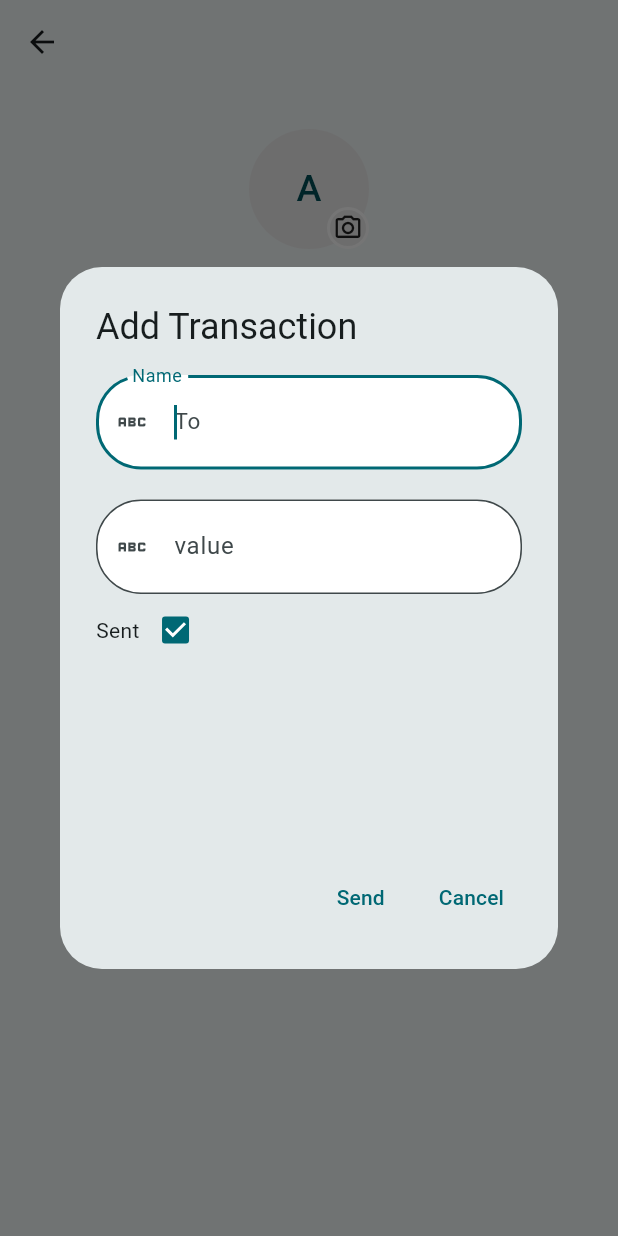
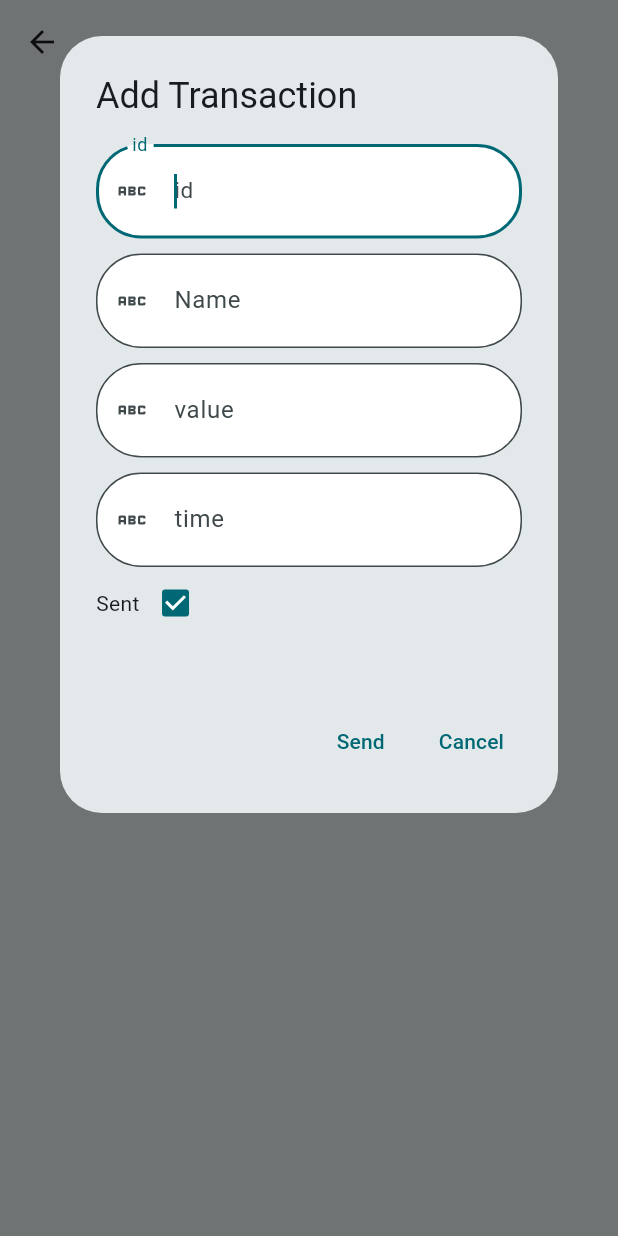
Before and after one commit to asamiiii/wise_clone, a Flutter app: the EditProfile screen opened directly, after a tap on "Add Transaction", on a phone screen of 412 x 824 dp. Run offline on Flutter 3.47's test engine with Material 3 defaults, Android fonts, the phone set to English and light mode, and no system bars; our stand-ins replace flutter_datetime_picker_plus, hexcolor, image_picker, toggle_switch; missing offline and left inert: dart:ffi.

Commit message:
id and time

```diff
--- a/lib/screens/edit_profile.dart
+++ b/lib/screens/edit_profile.dart
@@ -1,4 +1,8 @@
+import 'dart:ffi';
+
 import 'package:flutter/material.dart';
+import 'package:flutter_datetime_picker_plus/flutter_datetime_picker_plus.dart';
+import 'package:intl/intl.dart';
 import 'package:wise_clone/screens/home.dart';
 import 'package:wise_clone/screens/main_view.dart';
 import 'package:wise_clone/screens/settings.dart';
@@ -13,10 +17,9 @@ class EditProfile extends StatefulWidget {
 }
 
 class _EditProfileState extends State<EditProfile> {
-  bool? sent =true;
+  bool? sent = true;
   @override
   Widget build(BuildContext context) {
-
     return Scaffold(
       appBar: AppBar(),
       body: SingleChildScrollView(
@@ -83,7 +86,8 @@ class _EditProfileState extends State<EditProfile> {
               ),
               Text(
                 userName ?? '',
-                style: const TextStyle(fontSize: 20, fontWeight: FontWeight.w500),
+                style:
+                    const TextStyle(fontSize: 20, fontWeight: FontWeight.w500),
               ),
               TextButton(
                   onPressed: () {
@@ -143,17 +147,34 @@ class _EditProfileState extends State<EditProfile> {
                   TextButton(
                     child: const Text('Add Transaction'),
                     onPressed: () {
-                      TextEditingController toController = TextEditingController();
-                      TextEditingController valueController = TextEditingController();
+                      TextEditingController toController =
+                          TextEditingController();
+                      TextEditingController valueController =
+                          TextEditingController();
+                      TextEditingController idController =
+                          TextEditingController();
+                      TextEditingController timeController =
+                          TextEditingController();
 
                       showDialog(
                         context: context,
-                        builder: (context) => AlertDialog(
+                        barrierDismissible: true,
+                        builder: (context) => SingleChildScrollView(
+                          child: AlertDialog(
                             content: SizedBox(
                               width: 500,
-                            height: 300,
+                              height: 350,
                               child: Column(
                                 children: [
+                                  AppTextField(
+                                      controller: idController,
+                                      keyboardType: TextInputType.number,
+                                      icon: const Icon(Icons.abc),
+                                      hintText: 'id',
+                                      label: 'id'),
+                                  const SizedBox(
+                                    height: 10,
+                                  ),
                                   AppTextField(
                                       controller: toController,
                                       keyboardType: TextInputType.text,
@@ -161,16 +182,44 @@ class _EditProfileState extends State<EditProfile> {
                                       hintText: 'To',
                                       label: 'Name'),
                                   const SizedBox(
-                                  height: 20,
+                                    height: 10,
                                   ),
                                   AppTextField(
                                       controller: valueController,
-                                    keyboardType: TextInputType.text,
+                                      keyboardType: TextInputType.number,
                                       icon: const Icon(Icons.abc),
                                       hintText: 'value',
                                       label: 'value'),
+                                  const SizedBox(
+                                    height: 10,
+                                  ),
+                                  AppTextField(
+                                      onTap: () {
+                                        debugPrint('Pick Time');
+                                        DatePicker.showDateTimePicker(context,
+                                        showTitleActions: true,
+                                            minTime: DateTime(2011, 3, 5),
+                                            maxTime: DateTime.now(),
+                                            onChanged: (date) {
+                                              String formattedDate = DateFormat('yyyy-MM-dd kk:mm').format(date);
+                                              debugPrint('date : $date');
+                                          timeController.text=formattedDate;
+                                        }, onConfirm: (date) {
+                                          String formattedDate = DateFormat('yyyy-MM-dd kk:mm').format(date);
+                                              debugPrint('date : $date');
+                                          timeController.text=formattedDate;
+                                        },
+                                            currentTime: DateTime.now(),
+                                            locale: LocaleType.en);
+                                      },
+                                      readOnly: true,
+                                      controller: timeController,
+                                      keyboardType: TextInputType.text,
+                                      icon: const Icon(Icons.abc),
+                                      hintText: 'time',
+                                      label: 'time'),
                                   StatefulBuilder(
-                                  builder:(context, setState) =>  Row(
+                                    builder: (context, setState) => Row(
                                       children: [
                                         const Text('Sent'),
                                         Checkbox(
@@ -194,8 +243,16 @@ class _EditProfileState extends State<EditProfile> {
                               TextButton(
                                 child: const Text('Send'),
                                 onPressed: () async {
-                                listData.add(DetailsData(ammount: valueController.text,sent: sent,userName: toController.text));
-                                 Navigator.pushReplacement(context, MaterialPageRoute(
+                                  listData.add(DetailsData(
+                                      ammount: valueController.text,
+                                      sent: sent,
+                                      userName: toController.text,
+                                      id: int.parse(idController.text),
+                                      time: DateTime.parse(timeController.text),
+                                      ));
+                                  Navigator.pushReplacement(
+                                      context,
+                                      MaterialPageRoute(
                                         builder: (context) => const MainView(),
                                       ));
                                 },
@@ -209,18 +266,18 @@ class _EditProfileState extends State<EditProfile> {
                             ],
                             title: const Text('Add Transaction'),
                           ),
+                        ),
                       );
                     },
                   ),
-
                   Icon(Icons.send)
                 ],
               ),
-
               TextButton(
                 child: const Text('Edit Balance'),
                 onPressed: () {
-                      TextEditingController balanceController = TextEditingController();
+                  TextEditingController balanceController =
+                      TextEditingController();
 
                   showDialog(
                     context: context,
@@ -236,7 +293,6 @@ class _EditProfileState extends State<EditProfile> {
                                 icon: const Icon(Icons.abc),
                                 hintText: 'Balance',
                                 label: 'Balance'),
-
                           ],
                         ),
                       ),
@@ -245,10 +301,10 @@ class _EditProfileState extends State<EditProfile> {
                           child: const Text('Edit'),
                           onPressed: () async {
                             totalPalance = balanceController.text;
-                                setState(() {
-
-                                });
-                                Navigator.pushReplacement(context, MaterialPageRoute(
+                            setState(() {});
+                            Navigator.pushReplacement(
+                                context,
+                                MaterialPageRoute(
                                   builder: (context) => const MainView(),
                                 ));
                           },
--- a/lib/screens/home.dart
+++ b/lib/screens/home.dart
@@ -20,6 +20,11 @@ class HomeScreen extends StatefulWidget {
 }
 
 class _HomeScreenState extends State<HomeScreen> {
+  @override
+  void initState() {
+    listData.sort((a,b) => a.time!.compareTo(b.time!));
+    super.initState();
+  }
   @override
   Widget build(BuildContext context) {
     return Scaffold(
@@ -118,6 +123,8 @@ class _HomeScreenState extends State<HomeScreen> {
       userName: listData[reversedIndex].userName,
       mony: listData[reversedIndex].ammount,
       sent: listData[reversedIndex].sent,
+      id: listData[reversedIndex].id,
+      time: listData[reversedIndex].time
     );
   },
   separatorBuilder: (context, index) => SizedBox(height: 10),
@@ -204,19 +211,22 @@ Widget radiusButton({required String? txt}){
 }
 
 class DetailsData{
+  int? id;
   String? userName;
   String? ammount;
   bool? sent;
+  DateTime? time;
 
-  DetailsData({this.userName,this.ammount,this.sent});
+
+  DetailsData({this.id,this.userName,this.ammount,this.sent,this.time});
 }
 
-Widget transactionsItem(BuildContext context,{bool? home=true, required String? userName,required bool? sent, required String? mony}){
+Widget transactionsItem(BuildContext context,{bool? home=true, required String? userName,required bool? sent, required String? mony,required int? id,required DateTime? time}){
   //? Transactions Section
   return
               GestureDetector(
                 onTap: () {
-                  Navigator.push(context,MaterialPageRoute(builder: (context) =>  TransDetails(data: DetailsData(userName: userName,sent: sent,ammount: mony)),));
+                  Navigator.push(context,MaterialPageRoute(builder: (context) =>  TransDetails(data: DetailsData(userName: userName,sent: sent,ammount: mony,id: id,time: time)),));
                 },
                 child: Row(
                   mainAxisAlignment: MainAxisAlignment.start,
--- a/lib/screens/trans_details.dart
+++ b/lib/screens/trans_details.dart
@@ -3,9 +3,10 @@ import 'dart:math';
 
 import 'package:flutter/material.dart';
 import 'package:hexcolor/hexcolor.dart';
+import 'package:intl/intl.dart';
 import 'package:toggle_switch/toggle_switch.dart';
 import 'package:wise_clone/screens/home.dart';
-int? serialNumb = 0;
+// int? serialNumb = 0;
 class TransDetails extends StatefulWidget {
    TransDetails({super.key,this.data});
   DetailsData? data;
@@ -19,17 +20,19 @@ class _TransDetailsState extends State<TransDetails> {
 
   @override
   void initState() {
-    serialNumb = Random().nextInt(1000000);
+    debugPrint('id : ${widget.data?.time}');
     super.initState();
   }
   @override
   Widget build(BuildContext context) {
-    List<Widget> sectionsList=[updatesSection(),detailsSection(data: widget.data)];
+    List<Widget> sectionsList=[updatesSection(widget.data!.time!),detailsSection(data: widget.data)];
     return Scaffold(
       backgroundColor: Colors.white,
       appBar: AppBar(
         backgroundColor: HexColor('#eeefea'),
-        forceMaterialTransparency: true,
+        // foregroundColor: HexColor('#eeefea'),
+        surfaceTintColor: HexColor('#eeefea'),
+        // forceMaterialTransparency: true,
         // automaticallyImplyLeading:false ,
         leading: Container(
             padding: const EdgeInsets.symmetric(horizontal: 10),
@@ -182,7 +185,7 @@ class _TransDetailsState extends State<TransDetails> {
   }
 }
 
-Widget updatesSection() {
+Widget updatesSection(DateTime time) {
   return SingleChildScrollView(
     child: Container(
       padding: EdgeInsets.symmetric(horizontal: 20),
@@ -205,10 +208,10 @@ Widget updatesSection() {
             height: 10,
           ),
           //? Time Line Item
-          timeLineItem(),
-          timeLineItem(),
-          timeLineItem(),
-          timeLineItem(lastItem: true),
+          timeLineItem(time),
+          timeLineItem(time),
+          timeLineItem(time),
+          timeLineItem(lastItem: true,time),
 
           SizedBox(height: 30,),
 
@@ -321,19 +324,19 @@ SizedBox(height: 15,),
                     ),
             ],
           ),
-          SizedBox(height: 20,),
+          const SizedBox(height: 20,),
           Divider(
             color: Colors.black,),
             SizedBox(height: 20,),
              Row(
             children: [
-              Text(
+              const Text(
                       'Transaction number',
                       // style: TextStyle(color: Colors.black54),
                     ),
-                    Expanded(child: SizedBox()),
+                    const Expanded(child: SizedBox()),
                     Text(
-                      '#${serialNumb}',
+                      '#${data?.id}',
                       // style: TextStyle(color: Colors.black54),
                     ),
             ],
@@ -364,7 +367,9 @@ SizedBox(height: 15,),
 }
 
 
-Widget timeLineItem({bool? lastItem=false}){
+Widget timeLineItem(DateTime? time,{bool? lastItem=false}){
+  String formattedDate = DateFormat('yyyy-MM-dd').format(time!);
+  String formattedTime= DateFormat('kk:mm').format(time);
   return Row(
             children: [
               Column(
@@ -383,7 +388,7 @@ Widget timeLineItem({bool? lastItem=false}){
                 mainAxisAlignment: MainAxisAlignment.start,
                 crossAxisAlignment: CrossAxisAlignment.start,
                 children: [
-                  const Text('Today at 2:23 p.m.'),
+                   Text('$formattedDate at $formattedTime'),
                   Text(lastItem == false ?'You set up your transfer':'Your transfers complete'),
                   const SizedBox(height: 10,)
                 ],
--- a/lib/screens/trans_list.dart
+++ b/lib/screens/trans_list.dart
@@ -1,11 +1,31 @@
 import 'package:flutter/material.dart';
 import 'package:wise_clone/screens/home.dart';
 
-List<DetailsData> listData=[
-  DetailsData(userName: 'Ahmed Sami',sent: true,ammount: '100.0'),
-   DetailsData(userName: 'Mohammed Badrawy',sent: false,ammount: '9.0'),
-    DetailsData(userName: 'Amr Ahmed',sent: true,ammount: '1.0'),
-     DetailsData(userName: 'Ahmed Sami',sent: true,ammount: '98.0')
+List<DetailsData> listData = [
+  DetailsData(
+      id: 123456,
+      userName: 'Ahmed Sami',
+      sent: true,
+      ammount: '100.0',
+      time: DateTime.parse('2023-12-11 01:15:00.000')),
+  DetailsData(
+      userName: 'Mohammed Badrawy',
+      sent: false,
+      ammount: '9.0',
+      id: 654321,
+      time: DateTime.parse('2023-12-13 05:30:00.000')),
+  DetailsData(
+      userName: 'Amr Ahmed',
+      sent: true,
+      ammount: '1.0',
+      id: 123456,
+      time: DateTime.parse('2023-12-14 07:40:00.000')),
+  DetailsData(
+      userName: 'Ahmed Sami',
+      sent: true,
+      ammount: '98.0',
+      id: 123456,
+      time: DateTime.parse('2023-12-11 08:15:00.000'))
 ];
 
 class TransactionsList extends StatefulWidget {
@@ -44,9 +64,7 @@ class _TransactionsListState extends State<TransactionsList> {
       ),
       body: Padding(
           padding: const EdgeInsets.symmetric(horizontal: 15),
-        child: Column(
-          mainAxisAlignment: MainAxisAlignment.start,
-          children: [
+          child: Column(mainAxisAlignment: MainAxisAlignment.start, children: [
             const SizedBox(
               height: 20,
             ),
@@ -74,14 +92,20 @@ class _TransactionsListState extends State<TransactionsList> {
                   shrinkWrap: true,
                   itemBuilder: (context, index) {
                     final reversedIndex = listData.length - 1 - index;
-                return transactionsItem(
-                context,
+                    return transactionsItem(context,
                         home: false,
-                userName: listData[reversedIndex].userName, sent: listData[reversedIndex].sent, mony: listData[reversedIndex].ammount);
-              }, separatorBuilder: (context, index) => const SizedBox(height: 10,), itemCount: listData.length),
+                        id: listData[reversedIndex].id,
+                        time: listData[reversedIndex].time,
+                        userName: listData[reversedIndex].userName,
+                        sent: listData[reversedIndex].sent,
+                        mony: listData[reversedIndex].ammount);
+                  },
+                  separatorBuilder: (context, index) => const SizedBox(
+                        height: 10,
+                      ),
+                  itemCount: listData.length),
             )
-          ])
-      ),
+          ])),
     );
   }
 }
--- a/lib/screens/widgets.dart
+++ b/lib/screens/widgets.dart
@@ -16,6 +16,7 @@ class AppTextField extends StatelessWidget {
   bool? readOnly = false;
   String? label;
   bool? isValid = true;
+  Function? onTap;
   AppTextField(
       {Key? key,
       required this.controller,
@@ -26,6 +27,7 @@ class AppTextField extends StatelessWidget {
       this.isOnChange,
       this.totalDept,
       this.readOnly = false,
+      this.onTap,
       // this.isValid=true,
       required this.label})
       : super(key: key);
@@ -34,9 +36,14 @@ class AppTextField extends StatelessWidget {
   Widget build(BuildContext context) {
     return TextFormField(
         controller: controller,
+
         readOnly: readOnly!,
         autofocus: true,
         maxLines: maxLines,
+        onTap: () {
+          debugPrint('aa');
+          onTap!() ?? (){};
+        },
         style: const TextStyle(
           fontSize: 15,
         ),
--- a/pubspec.yaml
+++ b/pubspec.yaml
@@ -38,6 +38,8 @@ dependencies:
   hexcolor: ^3.0.1
   toggle_switch: ^2.1.0
   image_picker: ^0.8.4+4
+  flutter_datetime_picker_plus: ^2.1.0
+  intl: ^0.19.0
   # dotted_separator: ^1.0.6
 
 dev_dependencies:
```
Also changed, not shown: pubspec.lock. Lines whose indentation alone changed are shown as unchanged.
